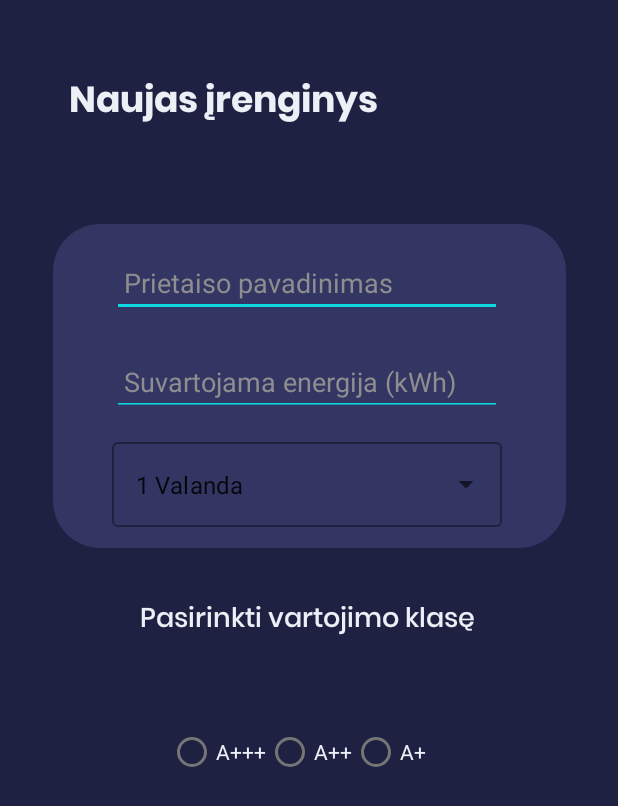
After one commit to arnas78/AEV_app, an Android app: the fragment AddDeviceFrag shown on its own in the app's theme, on a phone screen of 412 x 824 dp. The commit adds this screen. Shown: the top 806 px of the screen. Run offline under Robolectric (Android 15) with nearby library versions, the phone set to English and light mode, and no system bars.

Commit message:
Added new device addition UI

```diff
--- /dev/null
+++ b/app/src/main/java/com/example/programele/AddDeviceFrag.kt
@@ -0,0 +1,59 @@
+package com.example.programele
+
+import android.os.Bundle
+import androidx.fragment.app.Fragment
+import android.view.LayoutInflater
+import android.view.View
+import android.view.ViewGroup
+
+// TODO: Rename parameter arguments, choose names that match
+// the fragment initialization parameters, e.g. ARG_ITEM_NUMBER
+private const val ARG_PARAM1 = "param1"
+private const val ARG_PARAM2 = "param2"
+
+/**
+ * A simple [Fragment] subclass.
+ * Use the [DevicesFrag.newInstance] factory method to
+ * create an instance of this fragment.
+ */
+class AddDeviceFrag : Fragment() {
+    // TODO: Rename and change types of parameters
+    private var param1: String? = null
+    private var param2: String? = null
+
+    override fun onCreate(savedInstanceState: Bundle?) {
+        super.onCreate(savedInstanceState)
+        arguments?.let {
+            param1 = it.getString(ARG_PARAM1)
+            param2 = it.getString(ARG_PARAM2)
+        }
+    }
+
+    override fun onCreateView(
+        inflater: LayoutInflater, container: ViewGroup?,
+        savedInstanceState: Bundle?
+    ): View? {
+        // Inflate the layout for this fragment
+        return inflater.inflate(R.layout.fragment_add_device, container, false)
+    }
+
+    companion object {
+        /**
+         * Use this factory method to create a new instance of
+         * this fragment using the provided parameters.
+         *
+         * @param param1 Parameter 1.
+         * @param param2 Parameter 2.
+         * @return A new instance of fragment DevicesFrag.
+         */
+        // TODO: Rename and change types and number of parameters
+        @JvmStatic
+        fun newInstance(param1: String, param2: String) =
+            DevicesFrag().apply {
+                arguments = Bundle().apply {
+                    putString(ARG_PARAM1, param1)
+                    putString(ARG_PARAM2, param2)
+                }
+            }
+    }
+}
--- /dev/null
+++ b/app/src/main/res/layout/fragment_add_device.xml
@@ -0,0 +1,165 @@
+<?xml version="1.0" encoding="utf-8"?>
+<androidx.constraintlayout.widget.ConstraintLayout xmlns:android="http://schemas.android.com/apk/res/android"
+    xmlns:app="http://schemas.android.com/apk/res-auto"
+    xmlns:tools="http://schemas.android.com/tools"
+    android:layout_width="match_parent"
+    android:layout_height="match_parent"
+    android:background="@color/newDark"
+    tools:context=".AddDeviceFrag">
+
+    <TextView
+        android:id="@+id/textView"
+        android:layout_width="297dp"
+        android:layout_height="53dp"
+        android:layout_marginTop="48dp"
+        android:fontFamily="@font/poppinsbold"
+        android:text="Naujas įrenginys"
+        android:textColor="@color/newWhite"
+        android:textSize="24dp"
+        app:layout_constraintEnd_toEndOf="parent"
+        app:layout_constraintHorizontal_bias="0.4"
+        app:layout_constraintStart_toStartOf="parent"
+        app:layout_constraintTop_toTopOf="parent"
+        tools:targetApi="jelly_bean" />
+
+    <ImageView
+        android:id="@+id/imageView10"
+        android:layout_width="363dp"
+        android:layout_height="216dp"
+        android:layout_marginTop="48dp"
+        app:layout_constraintEnd_toEndOf="@+id/textView"
+        app:layout_constraintHorizontal_bias="0.333"
+        app:layout_constraintStart_toStartOf="@+id/textView"
+        app:layout_constraintTop_toBottomOf="@+id/textView"
+        app:srcCompat="@drawable/backgroundsmall" />
+
+    <TextView
+        android:id="@+id/textView2"
+        android:layout_width="277dp"
+        android:layout_height="56dp"
+        android:layout_margin="20dp"
+        android:fontFamily="@font/poppinsmedium"
+        android:gravity="center"
+        android:text="@string/choose_group"
+        android:textSize="18dp"
+        android:textColor="@color/newWhite"
+        app:layout_constraintEnd_toEndOf="@+id/imageView10"
+        app:layout_constraintHorizontal_bias="0.47"
+        app:layout_constraintStart_toStartOf="@+id/imageView10"
+        app:layout_constraintTop_toBottomOf="@+id/imageView10" />
+
+    <EditText
+        android:id="@+id/add_editTitle"
+        android:layout_width="260dp"
+        android:layout_height="42dp"
+        android:layout_marginTop="20dp"
+        android:backgroundTint="@color/newTeal"
+
+
+        android:ems="10"
+        android:hint="Prietaiso pavadinimas"
+        android:inputType="textPersonName"
+        android:paddingStart="8dp"
+        android:paddingEnd="12dp"
+        android:textColor="@color/newWhite"
+        android:textColorHint="@color/newWhiteDark"
+        app:layout_constraintEnd_toEndOf="@+id/imageView10"
+        app:layout_constraintHorizontal_bias="0.485"
+        app:layout_constraintStart_toStartOf="@+id/imageView10"
+        app:layout_constraintTop_toTopOf="@+id/imageView10" />
+
+    <EditText
+        android:id="@+id/add_editAmount"
+        android:layout_width="260dp"
+        android:layout_height="42dp"
+        android:layout_marginTop="24dp"
+        android:ems="10"
+        android:backgroundTint="@color/newTeal"
+        android:inputType="textPersonName"
+        android:paddingStart="8dp"
+        android:paddingEnd="12dp"
+        android:textColor="@color/newWhite"
+        android:textColorHint="@color/newWhiteDark"
+        android:hint="@string/energija"
+        app:layout_constraintEnd_toEndOf="@+id/add_editTitle"
+        app:layout_constraintHorizontal_bias="0.0"
+        app:layout_constraintStart_toStartOf="@+id/add_editTitle"
+        app:layout_constraintTop_toBottomOf="@+id/add_editTitle" />
+
+    <RadioGroup
+        android:id="@+id/button"
+        android:layout_width="wrap_content"
+        android:layout_height="wrap_content"
+        android:layout_marginTop="24dp"
+        android:orientation="horizontal"
+        app:layout_constraintEnd_toEndOf="@+id/textView2"
+        app:layout_constraintStart_toStartOf="@+id/textView2"
+        app:layout_constraintTop_toBottomOf="@+id/textView2">
+
+
+        <RadioButton
+            android:id="@+id/aaa"
+            android:layout_width="wrap_content"
+            android:layout_height="wrap_content"
+            android:layout_marginTop="12dp"
+            android:layout_weight="1"
+            android:text="A+++"
+            android:textColor="@color/newWhite"
+            app:layout_constraintBottom_toTopOf="@+id/confirm"
+            app:layout_constraintEnd_toEndOf="parent"
+            app:layout_constraintStart_toEndOf="@+id/aa"
+            app:layout_constraintTop_toBottomOf="@+id/textView2" />
+
+        <RadioButton
+            android:id="@+id/aa"
+            android:layout_width="wrap_content"
+            android:layout_height="wrap_content"
+            android:layout_marginTop="12dp"
+            android:layout_weight="1"
+            android:text="A++"
+            android:textColor="@color/newWhite"
+            app:layout_constraintBottom_toTopOf="@+id/confirm"
+            app:layout_constraintEnd_toEndOf="parent"
+            app:layout_constraintStart_toStartOf="parent"
+            app:layout_constraintTop_toBottomOf="@+id/textView2" />
+
+        <RadioButton
+            android:id="@+id/a"
+            android:layout_width="63dp"
+            android:layout_height="33dp"
+            android:layout_marginTop="12dp"
+            android:layout_weight="1"
+            android:text="A+"
+            android:textColor="@color/newWhite"
+            app:layout_constraintBottom_toTopOf="@+id/confirm"
+            app:layout_constraintEnd_toStartOf="@+id/aa"
+            app:layout_constraintHorizontal_bias="0.587"
+            app:layout_constraintStart_toStartOf="parent"
+            app:layout_constraintTop_toBottomOf="@+id/textView2" />
+
+
+
+    </RadioGroup>
+
+    <com.google.android.material.textfield.TextInputLayout
+        style="@style/Widget.MaterialComponents.TextInputLayout.OutlinedBox.ExposedDropdownMenu"
+        android:layout_width="260dp"
+        android:layout_height="wrap_content"
+
+        android:layout_marginTop="12dp"
+        app:layout_constraintEnd_toEndOf="@+id/add_editAmount"
+        app:layout_constraintHorizontal_bias="0.0"
+        app:layout_constraintStart_toStartOf="@+id/add_editAmount"
+        app:layout_constraintTop_toBottomOf="@+id/add_editAmount">
+
+        <AutoCompleteTextView
+            android:id="@+id/autoCompleteTextView3"
+            android:layout_width="match_parent"
+            android:layout_height="match_parent"
+            android:layout_weight="1"
+            android:text="1 Valanda" />
+
+    </com.google.android.material.textfield.TextInputLayout>
+
+
+</androidx.constraintlayout.widget.ConstraintLayout>
--- a/app/src/main/res/layout/fragment_patarimai.xml
+++ b/app/src/main/res/layout/fragment_patarimai.xml
@@ -6,8 +6,7 @@
     android:layout_height="wrap_content"
     android:layout_width="match_parent"
     android:scrollbarThumbVertical="@color/newTeal"
-    android:orientation="vertical"
-    android:fillViewport="true">
+    android:orientation="vertical">
 
     <androidx.constraintlayout.widget.ConstraintLayout
         android:layout_width="match_parent"
--- a/app/src/main/res/values/strings.xml
+++ b/app/src/main/res/values/strings.xml
@@ -77,7 +77,7 @@
     <string name="add_devices">Įtraukti prietaisą</string>
     <string name="choose_group">Pasirinkti vartojimo klasę</string>
     <string name="ivestiprietaisa">Įveskite prietaiso pavadinimą</string>
-    <string name="energija">Įveskite energijos kiekį</string>
+    <string name="energija">Suvartojama energija (kWh)</string>
     <string name="atsakymas">Įrašymo atsakymas bus pateiktas čia</string>
     <string name="atgal_pagrindinis">Grįžti atgal į pagrindinį</string>
     <string name="adviceFirst">Pasikeitus senovines lemputes į LED technologiją, elektros išlaidas apšvietimui galite sumažinti 50–90 %. Tradicinę 60 vatų lemputę pakeitę 10 vatų LED, per metus galite susimažinti elektros sąskaitą net iki 15 eurų.</string>
```
Also changed, not shown: app/src/main/java/com/example/programele/HomeFrag.kt (+4 -10 lines), app/src/main/java/com/example/programele/Login.kt (+9 -3 lines), app/src/main/java/com/example/programele/MainActivity.kt (+8 -0 lines), app/src/main/res/layout/activity_add_device.xml (+2 -125 lines), app/src/main/res/layout/activity_login.xml (+9 -9 lines).
